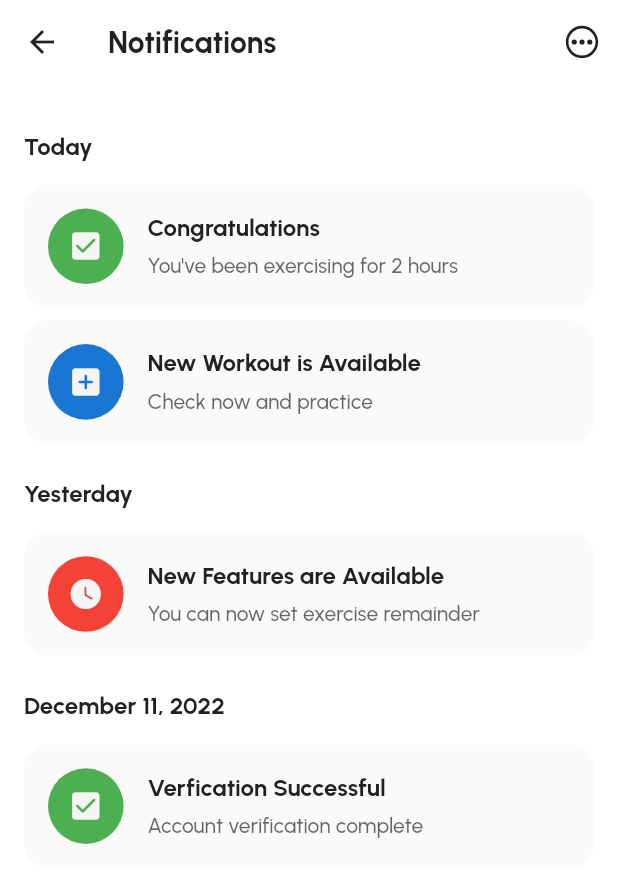
After one commit to alaazamelDev/gofit, a Flutter app: the NotificationsScreen screen opened directly, on a phone screen of 412 x 824 dp. The commit adds this screen. Shown: the top 883 px of the screen. Run offline on Flutter 3.47's test engine with Material 2 defaults, Android fonts, the phone set to English and light mode, and no system bars; our stand-ins replace flutter_spinkit, flutter_svg, google_fonts, numberpicker, pin_code_fields, shared_preferences; accounts and stored records are empty.

Commit message:
feat: completed building notifications_screen

```diff
--- a/lib/config/constants.dart
+++ b/lib/config/constants.dart
@@ -27,6 +27,7 @@ const kHomeSvg = 'assets/svg/home.svg';
 const kDiscoverSvg = 'assets/svg/discovery.svg';
 const kInsightSvg = 'assets/svg/insight.svg';
 const kProfileSvg = 'assets/svg/profile.svg';
+const kMenuSvg = 'assets/svg/menu.svg';
 
 // default dimensions
 const double defaultPadding = 16;
--- a/lib/screens/main_screen/main_screen.dart
+++ b/lib/screens/main_screen/main_screen.dart
@@ -7,6 +7,7 @@ import 'package:gofit/screens/main_screen/discover/discover_page.dart';
 import 'package:gofit/screens/main_screen/home/home_page.dart';
 import 'package:gofit/screens/main_screen/insight/insight_page.dart';
 import 'package:gofit/screens/main_screen/profile/profile_page.dart';
+import 'package:gofit/screens/notifications/notifications_screen.dart';
 import 'package:gofit/widgets/app_icon.dart';
 
 class MainScreen extends StatelessWidget {
@@ -79,7 +80,9 @@ class MainScreen extends StatelessWidget {
         ),
         actions: [
           IconButton(
-            onPressed: () {},
+            onPressed: () {
+              Navigator.push(context, NotificationsScreen.route());
+            },
             icon: SvgPicture.asset(
               kNotificationSvg,
               color: Theme.of(context).textTheme.bodyLarge!.color,
--- /dev/null
+++ b/lib/screens/notifications/components/notification_card.dart
@@ -0,0 +1,78 @@
+import 'package:flutter/material.dart';
+import 'package:gofit/config/constants.dart';
+import 'package:gofit/config/theme.dart';
+
+
+
+class NotificationCard extends StatelessWidget {
+  const NotificationCard({
+    Key? key,
+    required this.title,
+    required this.desciption,
+    required this.color,
+    required this.icon,
+  }) : super(key: key);
+
+  final String title;
+  final String desciption;
+  final Color color;
+  final IconData icon;
+
+  @override
+  Widget build(BuildContext context) {
+    return Padding(
+      padding: const EdgeInsets.only(bottom: defaultPadding * 0.5),
+      child: Ink(
+        height: MediaQuery.of(context).size.height * 0.1,
+        decoration: BoxDecoration(
+          borderRadius: BorderRadius.circular(16),
+          color: Theme.of(context).cardColor,
+        ),
+        child: Padding(
+          padding: const EdgeInsets.all(defaultPadding),
+          child: Row(
+            children: [
+              AspectRatio(
+                aspectRatio: 1,
+                child: Container(
+                  decoration: BoxDecoration(
+                    shape: BoxShape.circle,
+                    color: color,
+                  ),
+                  child: Center(
+                    child: Icon(
+                      icon,
+                      color: AppColors.textLight,
+                    ),
+                  ),
+                ),
+              ),
+              const SizedBox(width: defaultPadding),
+              Column(
+                mainAxisAlignment: MainAxisAlignment.center,
+                crossAxisAlignment: CrossAxisAlignment.start,
+                children: [
+                  Text(
+                    title,
+                    style: Theme.of(context)
+                        .textTheme
+                        .titleMedium!
+                        .copyWith(fontWeight: FontWeight.bold),
+                  ),
+                  const SizedBox(height: defaultPadding * 0.5),
+                  Text(
+                    desciption,
+                    style: Theme.of(context)
+                        .textTheme
+                        .bodyLarge!
+                        .copyWith(color: Theme.of(context).hintColor),
+                  ),
+                ],
+              ),
+            ],
+          ),
+        ),
+      ),
+    );
+  }
+}
--- /dev/null
+++ b/lib/screens/notifications/notifications_screen.dart
@@ -0,0 +1,102 @@
+import 'package:flutter/material.dart';
+import 'package:flutter_svg/flutter_svg.dart';
+import 'package:gofit/config/constants.dart';
+import 'package:gofit/config/theme.dart';
+import 'package:gofit/screens/notifications/components/notification_card.dart';
+
+class NotificationsScreen extends StatelessWidget {
+  const NotificationsScreen({Key? key}) : super(key: key);
+
+// route builder
+  static Route route() => MaterialPageRoute(
+        builder: (context) => const NotificationsScreen(),
+      );
+
+  @override
+  Widget build(BuildContext context) {
+    return Scaffold(
+      appBar: AppBar(
+        title: Text(
+          "Notifications",
+          style: Theme.of(context)
+              .textTheme
+              .titleLarge!
+              .copyWith(fontWeight: FontWeight.bold),
+        ),
+        actions: [
+          IconButton(
+            onPressed: () {},
+            splashRadius: 18,
+            icon: SvgPicture.asset(
+              kMenuSvg,
+              color: Theme.of(context).textTheme.titleMedium!.color,
+              width: 25,
+              height: 25,
+            ),
+          ),
+        ],
+      ),
+      body: Padding(
+        padding: const EdgeInsets.all(defaultPadding),
+        child: Column(
+          crossAxisAlignment: CrossAxisAlignment.start,
+          children: [
+            const SizedBox(height: defaultPadding),
+            const _SectionDate(label: "Today"),
+            const SizedBox(height: defaultPadding),
+            const NotificationCard(
+              title: "Congratulations",
+              desciption: "You've been exercising for 2 hours",
+              color: Colors.green,
+              icon: Icons.check_box_rounded,
+            ),
+            NotificationCard(
+              title: "New Workout is Available",
+              desciption: "Check now and practice",
+              color: Colors.blue.shade700,
+              icon: Icons.add_box_rounded,
+            ),
+            const SizedBox(height: defaultPadding),
+            const _SectionDate(label: "Yesterday"),
+            const SizedBox(height: defaultPadding),
+            const NotificationCard(
+              title: "New Features are Available",
+              desciption: "You can now set exercise remainder",
+              color: Colors.red,
+              icon: Icons.watch_later_rounded,
+            ),
+            const SizedBox(height: defaultPadding),
+            const _SectionDate(label: "December 11, 2022"),
+            const SizedBox(height: defaultPadding),
+            const NotificationCard(
+              title: "Verfication Successful",
+              desciption: "Account verification complete",
+              color: Colors.green,
+              icon: Icons.check_box_rounded,
+            ),
+          ],
+        ),
+      ),
+    );
+  }
+}
+
+class _SectionDate extends StatelessWidget {
+  const _SectionDate({
+    Key? key,
+    required this.label,
+  }) : super(key: key);
+
+  final String label;
+
+  @override
+  Widget build(BuildContext context) {
+    return Text(
+      label,
+      style: Theme.of(context)
+          .textTheme
+          .titleMedium!
+          .copyWith(fontWeight: FontWeight.bold),
+    );
+  }
+}
```
Also changed, not shown: assets/svg/menu.svg (added).
